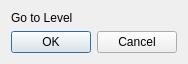
Old version of the form src/coursewindow.ui in the repository devinacker/kale.
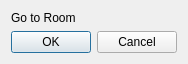
New version of the form.

Commit message:
wording changes "level"/"world"/"room"/etc
might be a bit weird now since "level" is still used all over the place
internally but w/e

```diff
--- a/src/coursewindow.ui
+++ b/src/coursewindow.ui
@@ -28,7 +28,7 @@
      <item>
       <widget class="QLabel" name="label_2">
        <property name="text">
-        <string>Go to Level</string>
+        <string>Go to Room</string>
        </property>
       </widget>
      </item>
```
Left out of the diff: 2 changed lines with no effect on the pictures. The commit also changes 7 other files.
